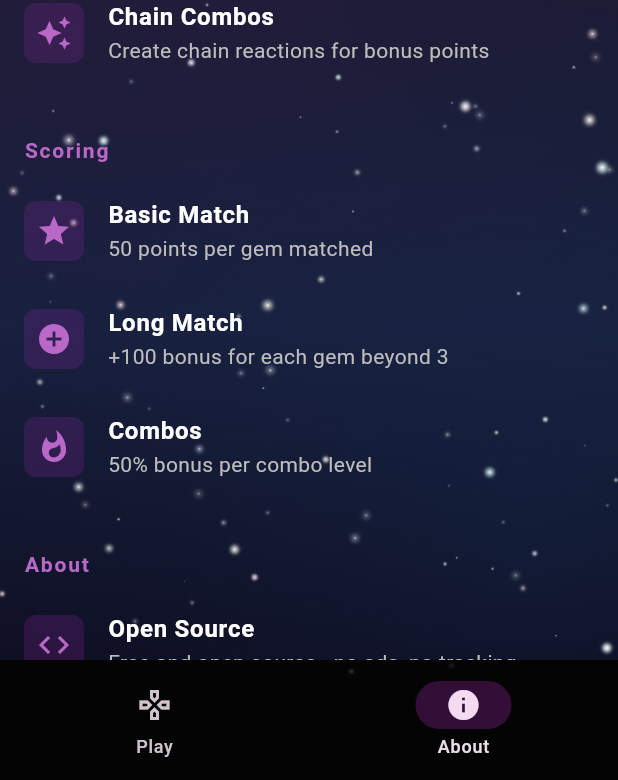
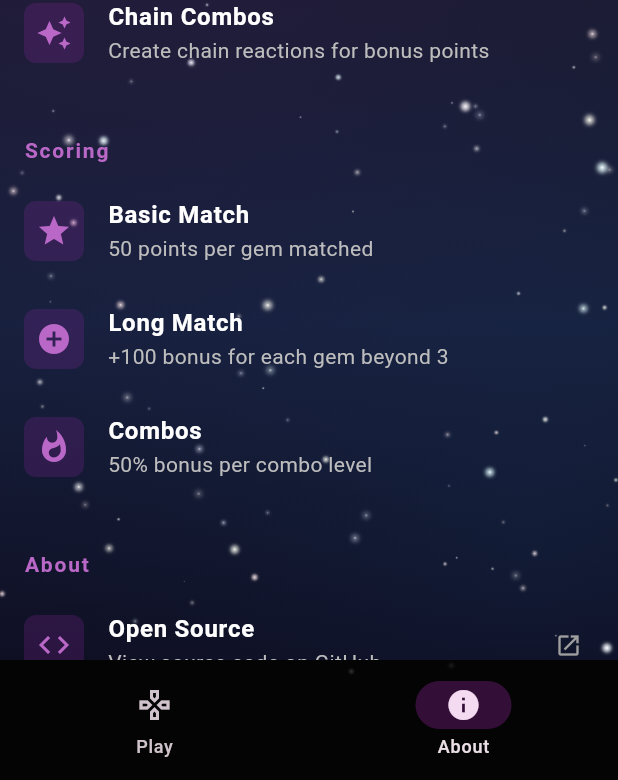
Before and after one commit to Positronic-AI/gems, a Flutter app: the screen it shows after launch, item 2 of the bottom bar chosen, scrolled down 576 dp, on a phone screen of 412 x 824 dp, the part 456-1236 px from its top. Run offline on Flutter 3.47's test engine with Material 3 defaults, Android fonts, the phone set to English and light mode, and no system bars; our stand-ins replace package_info_plus, shared_preferences.

Commit message:
Add GitHub link, edge-to-edge support, update dependencies
- Add tappable GitHub link on About page (opens repo in browser)
- Add "No Ads, No Tracking" info tile
- Enable edge-to-edge display for Android 15+ compatibility
- Update Android Gradle plugin to 8.9.1
- Add url_launcher dependency
- Add androidx.activity and core-ktx dependencies

🤖 Generated with [Claude Code](https://claude.com/claude-code)

Co-Authored-By: Claude <noreply@anthropic.com>

```diff
--- a/lib/screens/settings_screen.dart
+++ b/lib/screens/settings_screen.dart
@@ -1,5 +1,6 @@
 import 'package:flutter/material.dart';
 import 'package:package_info_plus/package_info_plus.dart';
+import 'package:url_launcher/url_launcher.dart';
 import '../models/game_mode.dart';
 import '../services/leaderboard_service.dart';
 import '../widgets/starfield_background.dart';
@@ -159,15 +160,21 @@ class _SettingsScreenState extends State<SettingsScreen> {
 
                     // About
                     _buildSectionHeader('About'),
-                    _buildInfoTile(
+                    _buildTappableInfoTile(
                       Icons.code,
                       'Open Source',
-                      'Free and open source - no ads, no tracking',
+                      'View source code on GitHub',
+                      () => _launchUrl('https://github.com/Positronic-AI/gems'),
                     ),
                     _buildInfoTile(
                       Icons.favorite,
                       'Made with Flutter',
                       'Built with love using Flutter',
+                    ),
+                    _buildInfoTile(
+                      Icons.block,
+                      'No Ads, No Tracking',
+                      'Your privacy is respected',
                     ),
 
                     const SizedBox(height: 32),
@@ -342,4 +349,46 @@ class _SettingsScreenState extends State<SettingsScreen> {
       ),
     );
   }
+
+  Widget _buildTappableInfoTile(
+    IconData icon,
+    String title,
+    String subtitle,
+    VoidCallback onTap,
+  ) {
+    return ListTile(
+      onTap: onTap,
+      leading: Container(
+        padding: const EdgeInsets.all(8),
+        decoration: BoxDecoration(
+          color: Colors.purple.withOpacity(0.2),
+          borderRadius: BorderRadius.circular(8),
+        ),
+        child: Icon(icon, color: Colors.purple.shade300),
+      ),
+      title: Text(
+        title,
+        style: const TextStyle(
+          fontWeight: FontWeight.w600,
+          color: Colors.white,
+        ),
+      ),
+      subtitle: Text(
+        subtitle,
+        style: TextStyle(color: Colors.grey.shade400),
+      ),
+      trailing: Icon(
+        Icons.open_in_new,
+        color: Colors.grey.shade500,
+        size: 18,
+      ),
+    );
+  }
+
+  Future<void> _launchUrl(String url) async {
+    final uri = Uri.parse(url);
+    if (await canLaunchUrl(uri)) {
+      await launchUrl(uri, mode: LaunchMode.externalApplication);
+    }
+  }
 }
--- a/pubspec.yaml
+++ b/pubspec.yaml
@@ -25,6 +25,9 @@ dependencies:
   # App info for version display
   package_info_plus: ^8.1.0
 
+  # Open URLs (GitHub link)
+  url_launcher: ^6.3.1
+
 dev_dependencies:
   flutter_test:
     sdk: flutter
```
Also changed, not shown: pubspec.lock, 8 other files.
